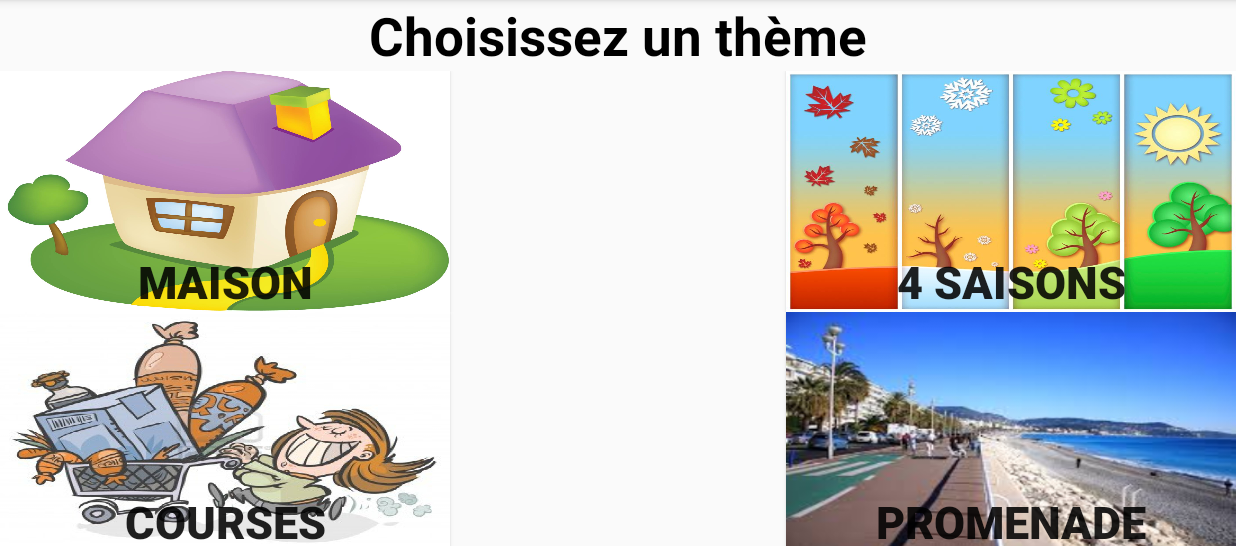
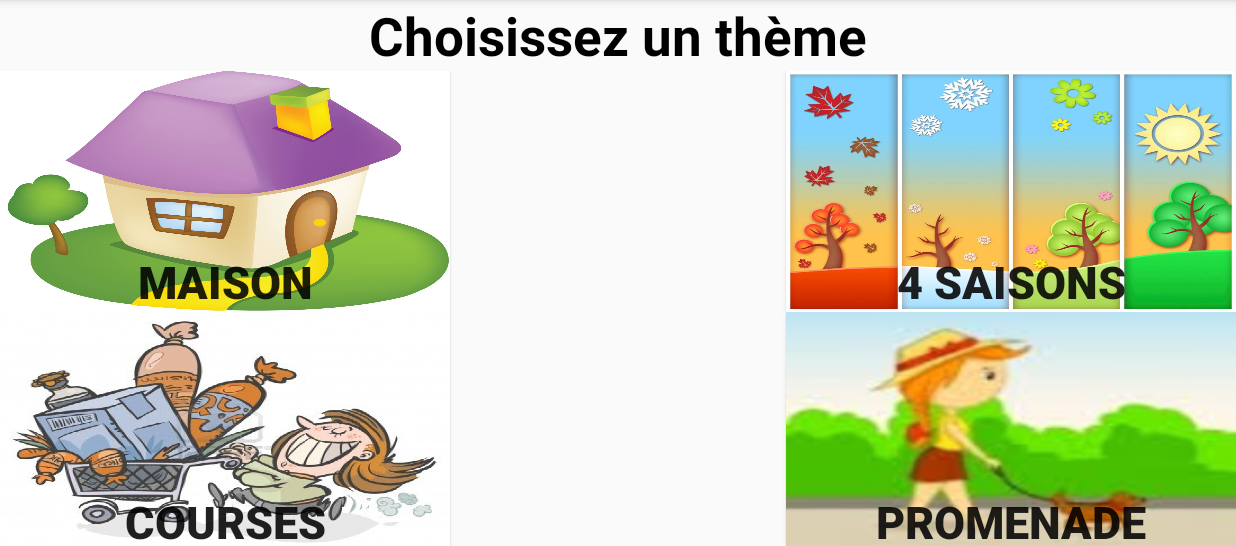
Before and after one commit to cristinapurdea/AideMemoire, an Android app: the screen it shows after launch (MainActivity), on a phone screen of 824 x 412 dp (held sideways), the part 72-618 px from its top. Run offline under Robolectric (Android 15) with nearby library versions, the phone set to English and light mode, and no system bars.

Commit message:
photoPromenade

```diff
--- a/TroisSurQuatre/app/src/main/res/layout/activity_main.xml
+++ b/TroisSurQuatre/app/src/main/res/layout/activity_main.xml
@@ -86,7 +86,7 @@
             android:textSize="30dp"/>
         <Button
             android:id="@+id/button_promenade"
-            android:background="@drawable/promenadeanglais"
+            android:background="@drawable/promenade"
             android:layout_width="300dp"
             android:layout_height="400dp"
             android:layout_alignParentRight="true"
```
Also changed, not shown: TroisSurQuatre/app/src/main/res/drawable/promenade.jpg.
